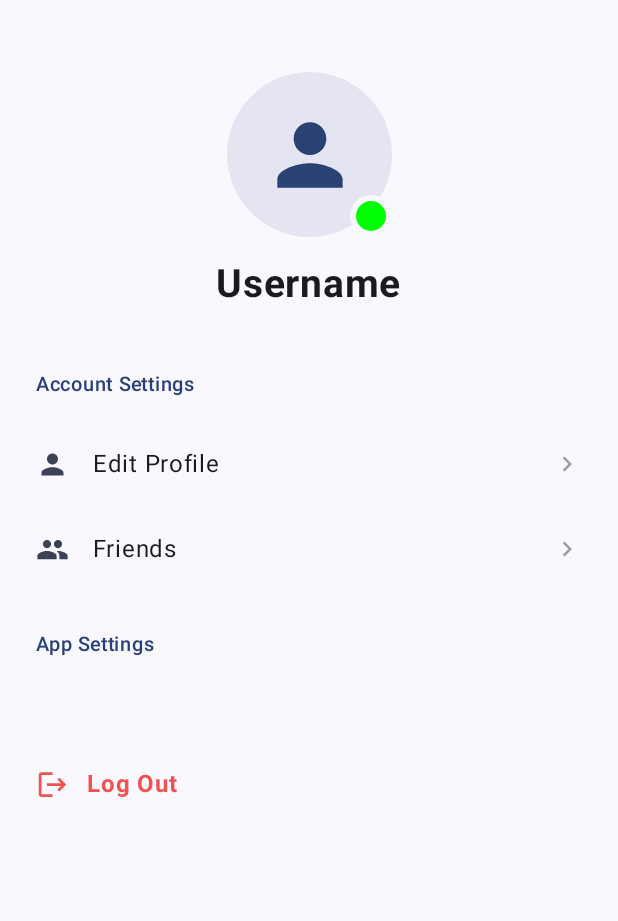
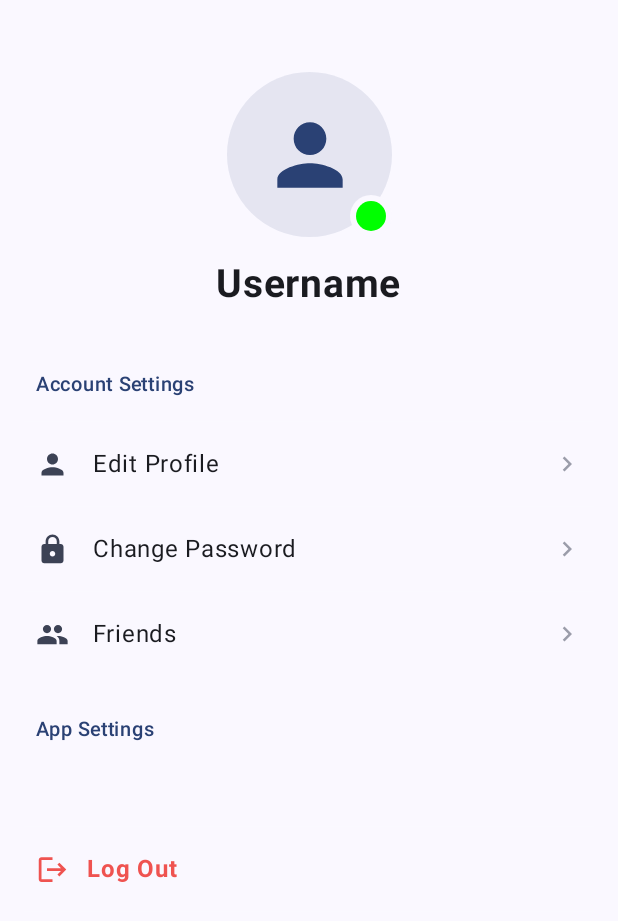
Before and after one commit to AlessioCamerano/CheckPoint, an Android app built with Jetpack Compose: the composable ProfileScreen shown on its own in the app's theme, on a phone screen of 412 x 824 dp. Shown: the top 921 px of the screen. Run offline under Robolectric (Android 15) with nearby library versions, the phone set to English and light mode, and no system bars; 6 statements that could not run were skipped.

Commit message:
Password Support

```diff
--- a/app/src/main/java/com/example/checkpoint/ui/screens/ProfileScreen.kt
+++ b/app/src/main/java/com/example/checkpoint/ui/screens/ProfileScreen.kt
@@ -17,6 +17,7 @@ import androidx.compose.ui.graphics.Color
 import androidx.compose.ui.text.font.FontWeight
 import androidx.compose.ui.unit.dp
 import androidx.compose.ui.unit.sp
+import com.example.checkpoint.ui.components.SupportDialog
 import com.example.checkpoint.ui.components.UserStatus
 
 @Composable
@@ -25,6 +26,12 @@ fun ProfileScreen(
     onStatusChange: (UserStatus) -> Unit = {},
     onLogout: () -> Unit = {}
 ) {
+    var showSupportDialog by remember { mutableStateOf(false) }
+
+    if (showSupportDialog) {
+        SupportDialog(onDismiss = { showSupportDialog = false })
+    }
+
     Column(
         modifier = Modifier
             .fillMaxSize()
@@ -44,6 +51,9 @@ fun ProfileScreen(
             item {
                 SectionLabel("Account Settings")
                 ProfileMenuItem(Icons.Default.Person, "Edit Profile")
+                ProfileMenuItem(Icons.Default.Lock, "Change Password") {
+                    showSupportDialog = true
+                }
                 ProfileMenuItem(Icons.Default.Group, "Friends")
             }
 
@@ -158,11 +168,15 @@ fun SectionLabel(text: String) {
 }
 
 @Composable
-fun ProfileMenuItem(icon: androidx.compose.ui.graphics.vector.ImageVector, title: String) {
+fun ProfileMenuItem(
+    icon: androidx.compose.ui.graphics.vector.ImageVector,
+    title: String,
+    onClick: () -> Unit = {}
+) {
     Column(
         modifier = Modifier
             .fillMaxWidth()
-            .clickable { /* Azione */ }
+            .clickable { onClick() }
     ) {
         HorizontalDivider(
             color = Color.White.copy(alpha = 0.12f),
```
Also changed, not shown: app/src/main/java/com/example/checkpoint/ui/components/SupportDialog.kt (added, +36 -0 lines), app/src/main/java/com/example/checkpoint/ui/screens/LoginScreen.kt (+17 -0 lines).
